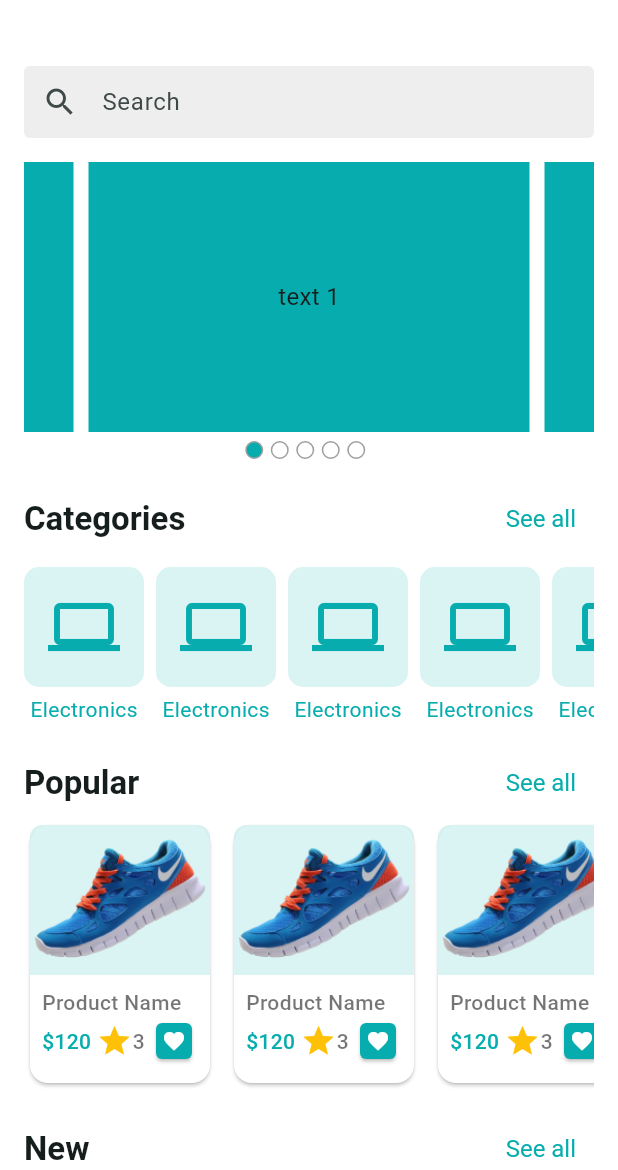
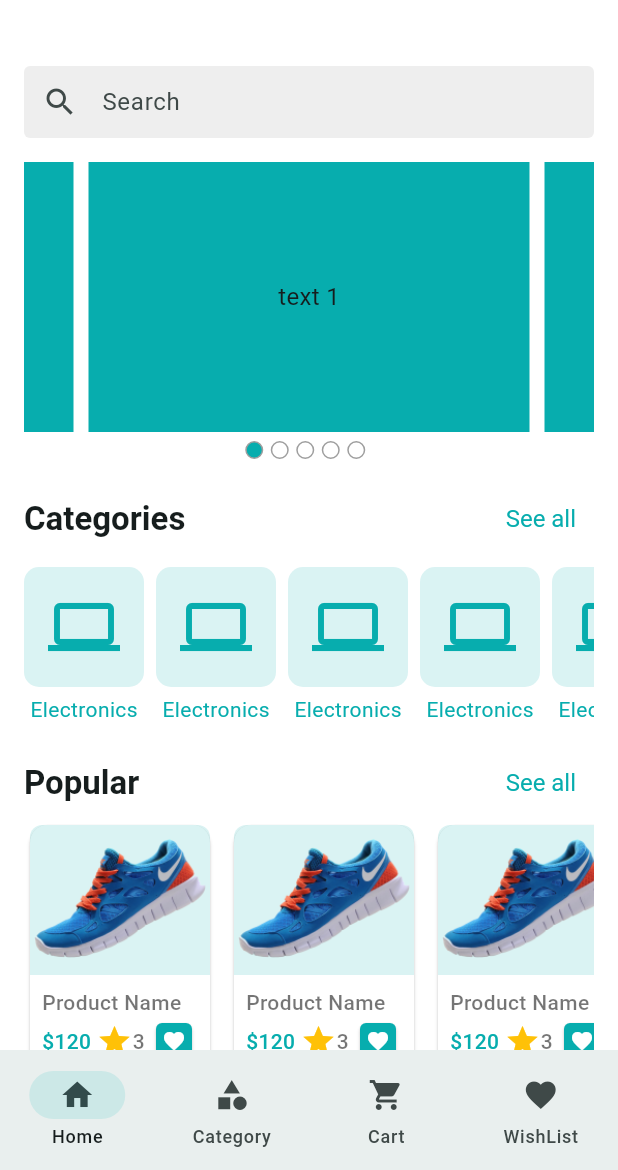
Before and after one commit to Ashrafulalkh/crafty_bay, a Flutter app: the screen it shows after launch, on a phone screen of 412 x 824 dp, the part 66-1236 px from its top. Run offline on Flutter 3.47's test engine with Material 3 defaults, Android fonts, the phone set to English and light mode, and no system bars; drawn by our look-alikes of carousel_slider; our stand-ins replace flutter_svg, get, pin_code_fields.

Commit message:
-added new screens and features

```diff
--- a/lib/app.dart
+++ b/lib/app.dart
@@ -1,3 +1,4 @@
+import 'package:crafty_bay/controller_binder.dart';
 import 'package:crafty_bay/presentation/ui/screens/splash_screen.dart';
 import 'package:crafty_bay/presentation/ui/utils/app_colors.dart';
 import 'package:flutter/material.dart';
@@ -15,6 +16,7 @@ class _CraftyBayAppState extends State<CraftyBayApp> {
   Widget build(BuildContext context) {
     return GetMaterialApp(
       home: const SplashScreen(),
+      initialBinding: ControllerBinder(),
       theme: ThemeData(
         colorSchemeSeed: AppColors.themeColor,
         scaffoldBackgroundColor: Colors.white,
--- /dev/null
+++ b/lib/controller_binder.dart
@@ -0,0 +1,10 @@
+import 'package:crafty_bay/presentation/state_holders/bottom_nav_bar_Controller.dart';
+import 'package:get/get.dart';
+
+class ControllerBinder extends Bindings {
+  @override
+  void dependencies() {
+    Get.lazyPut(() => BottomNavBarController());
+  }
+
+}
--- /dev/null
+++ b/lib/presentation/state_holders/bottom_nav_bar_Controller.dart
@@ -0,0 +1,12 @@
+import 'package:get/get.dart';
+
+class BottomNavBarController extends GetxController {
+  int _selectedIndex = 0;
+
+  int get selectedIndex => _selectedIndex;
+
+  void changeIndex(int index) {
+    _selectedIndex = index;
+    update();
+  }
+}
--- /dev/null
+++ b/lib/presentation/ui/screens/main_bottom_nav_screen.dart
@@ -0,0 +1,46 @@
+import 'package:crafty_bay/presentation/state_holders/bottom_nav_bar_Controller.dart';
+import 'package:crafty_bay/presentation/ui/screens/cart_screen.dart';
+import 'package:crafty_bay/presentation/ui/screens/category_list_screen.dart';
+import 'package:crafty_bay/presentation/ui/screens/home_screen.dart';
+import 'package:crafty_bay/presentation/ui/screens/wish_list_screen.dart';
+import 'package:flutter/material.dart';
+import 'package:get/get.dart';
+
+class MainBottomNavScreen extends StatefulWidget {
+  const MainBottomNavScreen({super.key});
+
+  @override
+  State<MainBottomNavScreen> createState() => _MainBottomNavScreenState();
+}
+
+class _MainBottomNavScreenState extends State<MainBottomNavScreen> {
+  final BottomNavBarController _bottomNavBarController = Get.find<BottomNavBarController>();
+
+  final List<Widget> _screens = [
+    const HomeScreen(),
+    const CategoryListScreen(),
+    const CartScreen(),
+    const WishListScreen(),
+  ];
+
+
+  @override
+  Widget build(BuildContext context) {
+    return GetBuilder<BottomNavBarController>(
+      builder: (_) {
+        return Scaffold(
+          body: _screens[_bottomNavBarController.selectedIndex],
+          bottomNavigationBar: NavigationBar(
+            selectedIndex: _bottomNavBarController.selectedIndex,
+            onDestinationSelected: _bottomNavBarController.changeIndex,
+            destinations: const [
+            NavigationDestination(icon: Icon(Icons.home), label: 'Home'),
+            NavigationDestination(icon: Icon(Icons.category), label: 'Category'),
+            NavigationDestination(icon: Icon(Icons.shopping_cart), label: 'Cart'),
+            NavigationDestination(icon: Icon(Icons.favorite), label: 'WishList'),
+          ],),
+        );
+      }
+    );
+  }
+}
--- a/lib/presentation/ui/screens/splash_screen.dart
+++ b/lib/presentation/ui/screens/splash_screen.dart
@@ -1,5 +1,4 @@
-import 'package:crafty_bay/presentation/ui/screens/email_verification_screen.dart';
-import 'package:crafty_bay/presentation/ui/screens/home_screen.dart';
+import 'package:crafty_bay/presentation/ui/screens/main_bottom_nav_screen.dart';
 import 'package:crafty_bay/presentation/ui/widgets/app_logo.dart';
 import 'package:flutter/material.dart';
 import 'package:get/get.dart';
@@ -15,7 +14,7 @@ class _SplashScreenState extends State<SplashScreen> {
 
   Future<void> _moveToNextScreen() async{
     await Future.delayed(const Duration(seconds: 2),);
-    Get.off(()=> const HomeScreen());
+    Get.off(()=> const MainBottomNavScreen());
   }
 
   @override
```
Also changed, not shown: lib/presentation/ui/screens/cart_screen.dart (added, +14 -0 lines), lib/presentation/ui/screens/wish_list_screen.dart (added, +14 -0 lines).
